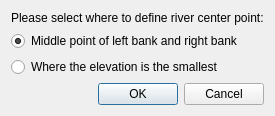
Qt form libs/geodata/riversurvey/geodatariversurveyimportersettingdialog.ui (i-RIC/prepost-gui) before a commit.
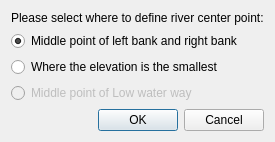
The same form after that commit.

```diff
--- a/libs/geodata/riversurvey/geodatariversurveyimportersettingdialog.ui
+++ b/libs/geodata/riversurvey/geodatariversurveyimportersettingdialog.ui
@@ -6,8 +6,8 @@
    <rect>
     <x>0</x>
     <y>0</y>
-    <width>274</width>
-    <height>109</height>
+    <width>264</width>
+    <height>140</height>
    </rect>
   </property>
   <property name="windowTitle">
@@ -38,6 +38,16 @@
      </property>
     </widget>
    </item>
+   <item>
+    <widget class="QRadioButton" name="lowWaterWayRadioButton">
+     <property name="enabled">
+      <bool>false</bool>
+     </property>
+     <property name="text">
+      <string>Middle point of Low water way</string>
+     </property>
+    </widget>
+   </item>
    <item>
     <spacer name="verticalSpacer">
      <property name="orientation">
```
